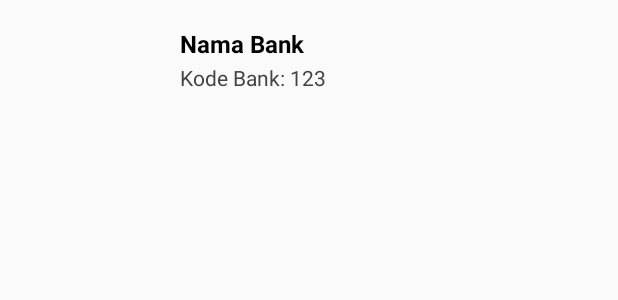
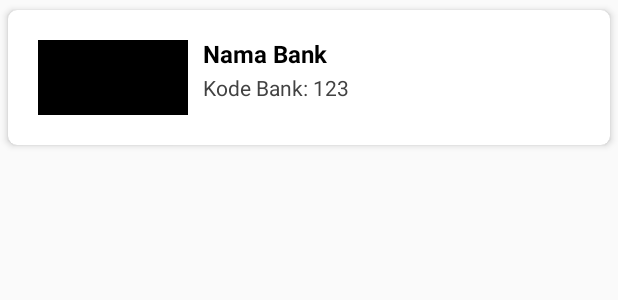
Before and after one commit to rekybongso/kobi, an Android app: the layout row_items.xml on its own in the app's theme, with its tools: preview values and no code run, on a phone screen of 412 x 824 dp. Shown: the top 300 px of the screen. Run offline under Robolectric (Android 15) with nearby library versions, the phone set to English and light mode, and no system bars.

Commit message:
using cardview

```diff
--- a/app/src/main/res/layout/row_items.xml
+++ b/app/src/main/res/layout/row_items.xml
@@ -1,34 +1,44 @@
 <?xml version="1.0" encoding="utf-8"?>
+<androidx.cardview.widget.CardView
+    xmlns:android="http://schemas.android.com/apk/res/android"
+    xmlns:app="http://schemas.android.com/apk/res-auto"
+    xmlns:tools="http://schemas.android.com/tools"
+    android:layout_width="match_parent"
+    android:layout_height="wrap_content"
+    android:clickable="true"
+    android:focusable="true"
+    android:foreground="?attr/selectableItemBackground"
+    app:cardCornerRadius="6dp"
+    app:cardElevation="3dp"
+    app:cardUseCompatPadding="true"
+    >
     <RelativeLayout
-    xmlns:android="http://schemas.android.com/apk/res/android"
-    xmlns:tool="http://schemas.android.com/tools"
         android:layout_height="wrap_content"
         android:layout_width="match_parent"
         android:orientation="vertical"
         android:padding="10dp"
-    android:clickable="true"
-    android:foreground="?attr/selectableItemBackground"
         >
 
     <ImageView
         android:id="@+id/bankIcon_Img"
-        android:layout_width="90dp"
+        android:layout_width="100dp"
         android:layout_height="50dp"
         android:layout_margin="10dp"
         android:scaleType="centerCrop"
-        tool:src="@drawable/placeholder"
+        android:contentDescription="@string/logo_bank_di_indonesia"
+        tools:src="@android:color/background_dark"
         />
 
     <TextView
         android:id="@+id/bankName_Tv"
         android:layout_width="match_parent"
         android:layout_height="wrap_content"
-            android:layout_toRightOf="@+id/bankIcon_Img"
+        android:layout_toEndOf="@id/bankIcon_Img"
         android:layout_marginBottom="2dp"
         android:layout_marginTop="8dp"
         android:text="@string/nama_bank"
         android:textStyle="bold"
-            android:textSize="16dp"
+        android:textSize="16sp"
         android:textColor="@color/primaryTextColor"
         />
 
@@ -37,10 +47,11 @@
         android:layout_width="match_parent"
         android:layout_height="wrap_content"
         android:layout_below="@id/bankName_Tv"
-            android:layout_toRightOf="@id/bankIcon_Img"
+        android:layout_toEndOf="@id/bankIcon_Img"
         android:text="@string/kode_bank"
         android:textSize="14sp"
         android:textColor="@color/secondaryTextColor"
         />
 
     </RelativeLayout>
+</androidx.cardview.widget.CardView>
--- a/app/src/main/res/values/strings.xml
+++ b/app/src/main/res/values/strings.xml
@@ -3,4 +3,5 @@
     <string name="app_version">v.0.1-alpha</string>
     <string name="nama_bank">Nama Bank</string>
     <string name="kode_bank">Kode Bank: 123</string>
+    <string name="logo_bank_di_indonesia">Logo bank di Indonesia</string>
 </resources>
```
Lines whose indentation alone changed are shown as unchanged.
